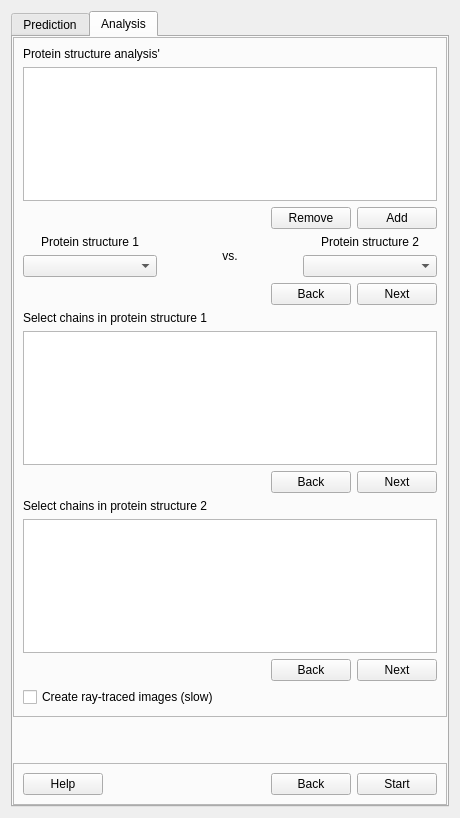
Old version of the form pyssa/gui/ui/forms/predict_multimer_view.ui in the repository urban233/PySSA.
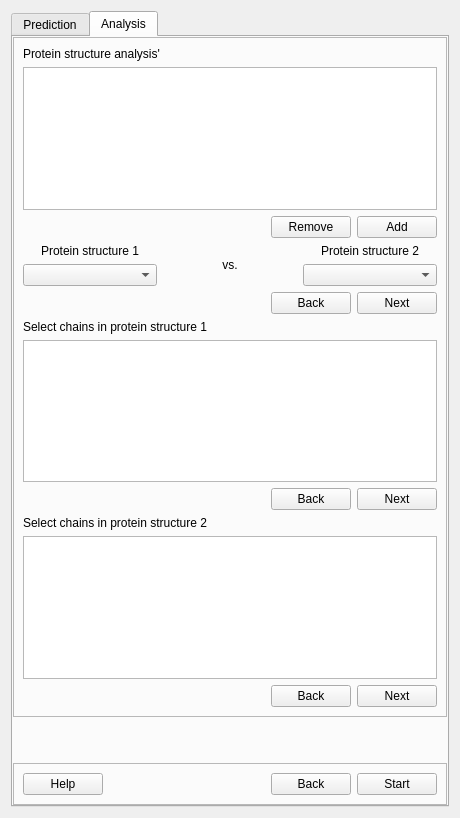
New version of the form. The open tabs and pages were chosen to show the change.

Commit message: removed the feature to create images during the analysis

```diff
--- a/pyssa/gui/ui/forms/predict_multimer_view.ui
+++ b/pyssa/gui/ui/forms/predict_multimer_view.ui
@@ -691,17 +691,6 @@
             </item>
            </layout>
           </item>
-          <item>
-           <layout class="QHBoxLayout" name="horizontalLayout_119">
-            <item>
-             <widget class="QCheckBox" name="cb_pred_analysis_multi_images">
-              <property name="text">
-               <string>Create ray-traced images (slow)</string>
-              </property>
-             </widget>
-            </item>
-           </layout>
-          </item>
          </layout>
         </widget>
        </item>
```
The commit also changes 8 other files.
